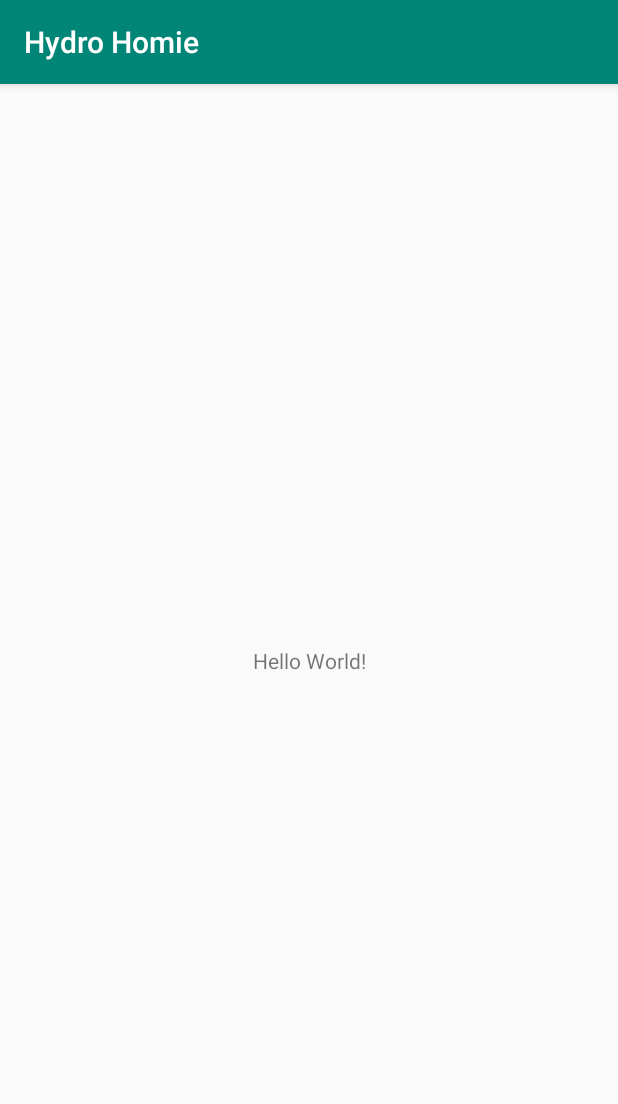
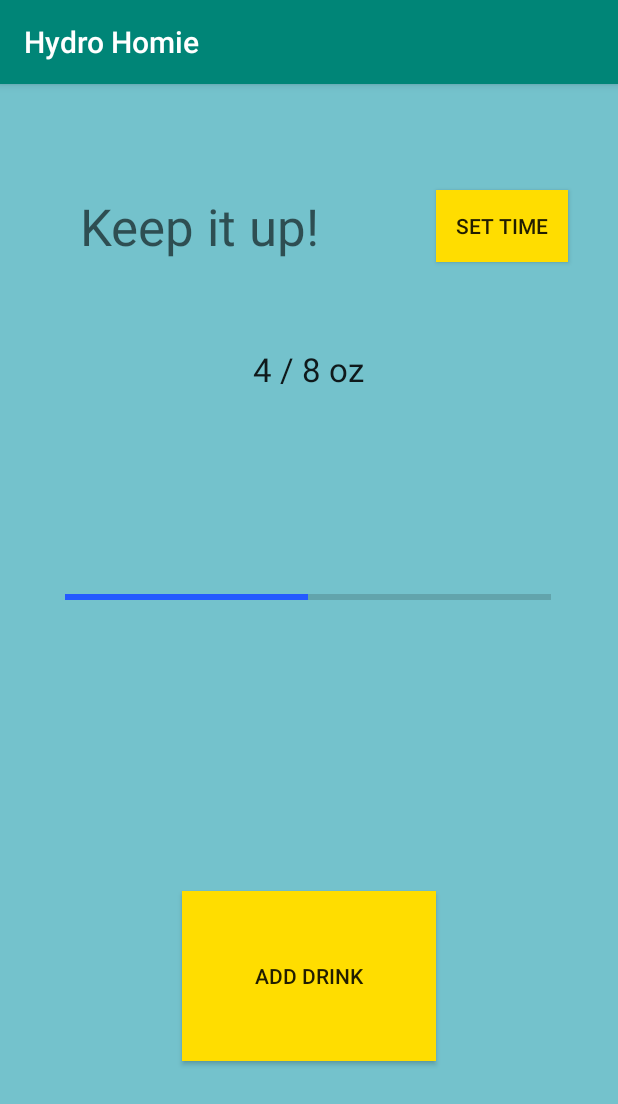
Before and after one commit to ho-anthony/Hydro-Hero, an Android app: the screen it shows after launch (MainActivity), on a phone screen of 412 x 824 dp. Shown: the top 1104 px of the screen. Run offline under Robolectric (Android 15) with nearby library versions, the phone set to English and light mode, and no system bars.

Commit message:
basic home screen

```diff
--- a/app/src/main/res/layout/activity_main.xml
+++ b/app/src/main/res/layout/activity_main.xml
@@ -4,15 +4,72 @@
     xmlns:tools="http://schemas.android.com/tools"
     android:layout_width="match_parent"
     android:layout_height="match_parent"
+    android:background="#74C2CC"
     tools:context=".activities.MainActivity">
 
-    <TextView
+    <Button
+        android:id="@+id/button"
+        android:layout_width="169dp"
+        android:layout_height="113dp"
+        android:background="@color/addDrinkButton"
+        android:text="@string/add_drink"
+        app:layout_constraintBottom_toBottomOf="parent"
+        app:layout_constraintEnd_toEndOf="parent"
+        app:layout_constraintStart_toStartOf="parent"
+        app:layout_constraintTop_toTopOf="parent"
+        app:layout_constraintVertical_bias="0.822" />
+
+    <ProgressBar
+        android:id="@+id/progressBar"
+        style="?android:attr/progressBarStyleHorizontal"
+        android:layout_width="324dp"
+        android:layout_height="149dp"
+        android:max="100"
+        android:progress="50"
+        android:progressTint="#245AFF"
+        app:layout_constraintBottom_toBottomOf="parent"
+        app:layout_constraintEnd_toEndOf="parent"
+        app:layout_constraintHorizontal_bias="0.494"
+        app:layout_constraintStart_toStartOf="parent"
+        app:layout_constraintTop_toTopOf="parent"
+        app:layout_constraintVertical_bias="0.432" />
+
+    <Button
+        android:id="@+id/button2"
         android:layout_width="wrap_content"
         android:layout_height="wrap_content"
-        android:text="Hello World!"
+        android:background="@color/addDrinkButton"
+        android:text="@string/set_time"
         app:layout_constraintBottom_toBottomOf="parent"
-        app:layout_constraintLeft_toLeftOf="parent"
-        app:layout_constraintRight_toRightOf="parent"
-        app:layout_constraintTop_toTopOf="parent" />
+        app:layout_constraintEnd_toEndOf="parent"
+        app:layout_constraintHorizontal_bias="0.897"
+        app:layout_constraintStart_toStartOf="parent"
+        app:layout_constraintTop_toTopOf="parent"
+        app:layout_constraintVertical_bias="0.098" />
+
+    <TextView
+        android:id="@+id/textView"
+        android:layout_width="224dp"
+        android:layout_height="46dp"
+        android:text="@string/keep_it_up"
+        android:textAppearance="@style/TextAppearance.AppCompat.Display1"
+        app:layout_constraintBottom_toBottomOf="parent"
+        app:layout_constraintEnd_toEndOf="parent"
+        app:layout_constraintHorizontal_bias="0.283"
+        app:layout_constraintStart_toStartOf="parent"
+        app:layout_constraintTop_toTopOf="parent"
+        app:layout_constraintVertical_bias="0.1" />
+
+    <TextView
+        android:id="@+id/textView2"
+        android:layout_width="75dp"
+        android:layout_height="43dp"
+        android:text="@string/_4_8_oz"
+        android:textAppearance="@style/TextAppearance.AppCompat.Large"
+        app:layout_constraintBottom_toBottomOf="parent"
+        app:layout_constraintEnd_toEndOf="parent"
+        app:layout_constraintStart_toStartOf="parent"
+        app:layout_constraintTop_toTopOf="parent"
+        app:layout_constraintVertical_bias="0.242" />
 
 </androidx.constraintlayout.widget.ConstraintLayout>
--- a/app/src/main/res/values/colors.xml
+++ b/app/src/main/res/values/colors.xml
@@ -3,4 +3,5 @@
     <color name="colorPrimary">#008577</color>
     <color name="colorPrimaryDark">#00574B</color>
     <color name="colorAccent">#D81B60</color>
+    <color name="addDrinkButton">#FFDD00</color>
 </resources>
--- a/app/src/main/res/values/strings.xml
+++ b/app/src/main/res/values/strings.xml
@@ -1,3 +1,7 @@
 <resources>
     <string name="app_name">Hydro Homie</string>
+    <string name="add_drink">Add Drink</string>
+    <string name="set_time">Set Time</string>
+    <string name="keep_it_up">Keep it up!</string>
+    <string name="_4_8_oz">4 / 8 oz</string>
 </resources>
```
